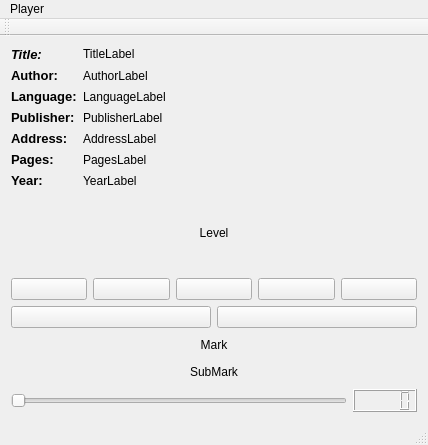
Old version of the form player.ui in the repository herbertc/Player.
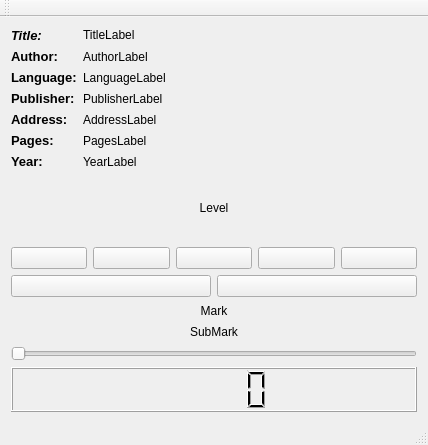
New version of the form. Icons and pictures are not drawn.

Patch:
```diff
--- a/player.ui
+++ b/player.ui
@@ -272,7 +272,7 @@
         </property>
        </widget>
       </item>
-      <item row="0" column="3">
+      <item row="1" column="2">
        <widget class="QLCDNumber" name="lcdNumber"/>
       </item>
      </layout>
@@ -288,14 +288,6 @@
      <height>20</height>
     </rect>
    </property>
-   <widget class="QMenu" name="menuPlayer">
-    <property name="title">
-     <string>Player</string>
-    </property>
-    <addaction name="actionOpen"/>
-    <addaction name="separator"/>
-   </widget>
-   <addaction name="menuPlayer"/>
   </widget>
   <widget class="QStatusBar" name="statusBar"/>
   <widget class="QToolBar" name="toolBar">
```
